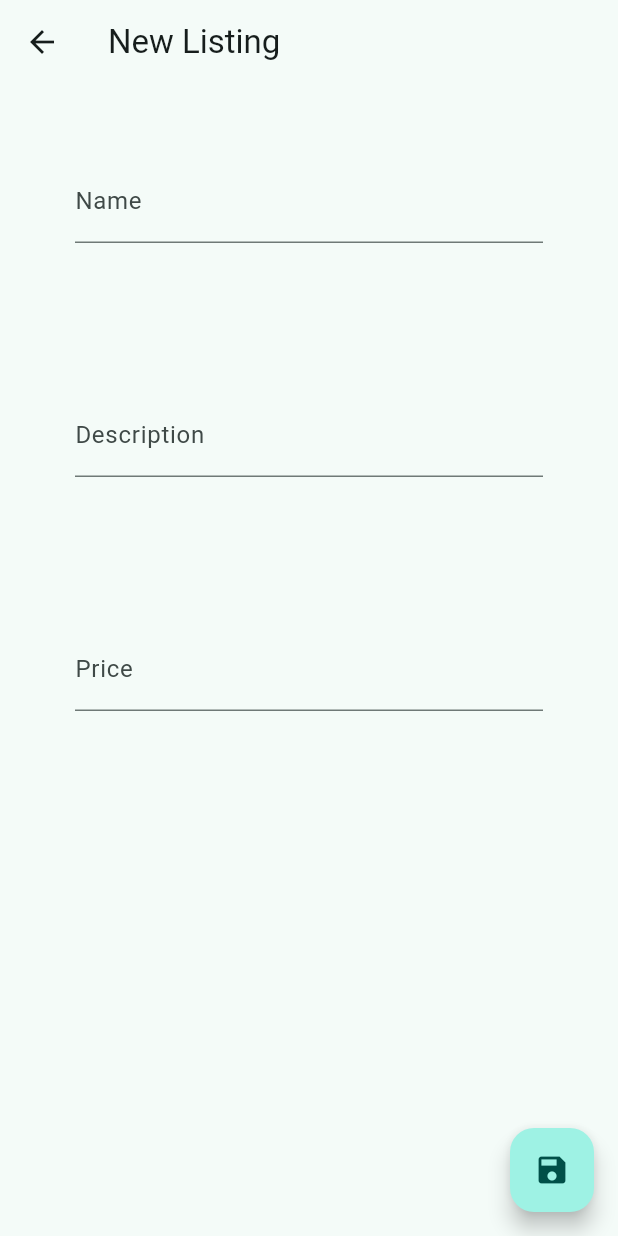
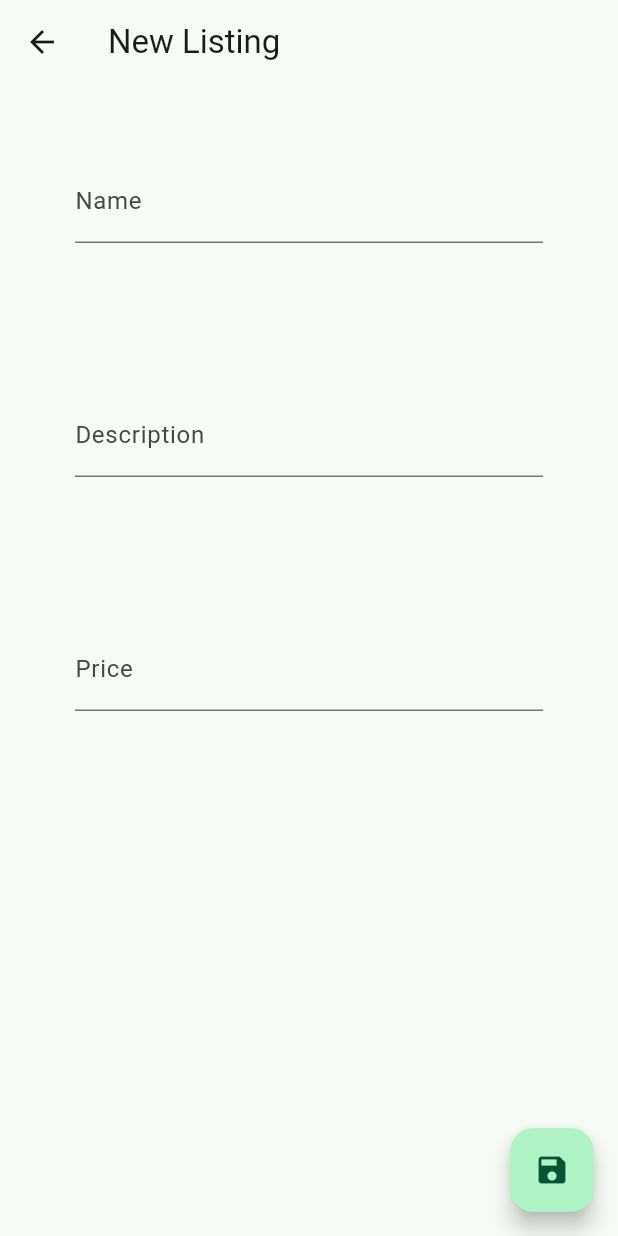
Before and after one commit to omzkiii/Sales-Tracker, a Flutter app: the screen it shows after launch, after a tap on the "add" icon, on a phone screen of 412 x 824 dp. Run offline on Flutter 3.47's test engine with Material 3 defaults, Android fonts, the phone set to English and light mode, and no system bars; drawn by our look-alikes of dynamic_color; our stand-ins replace sqflite; accounts and stored records are empty.

Commit message:
adjust colors

```diff
--- /dev/null
+++ b/lib/colors.dart
@@ -0,0 +1,31 @@
+import 'package:flutter/material.dart';
+
+/// Mix two colors evenly in HSL space.
+Color _mix(Color a, Color b, [double amount = 0.5]) {
+  final hslA = HSLColor.fromColor(a);
+  final hslB = HSLColor.fromColor(b);
+
+  final mixed = HSLColor.fromAHSL(
+    (hslA.alpha + hslB.alpha) / 2,
+    (hslA.hue + hslB.hue) / 2,
+    (hslA.saturation + hslB.saturation) / 2,
+    (hslA.lightness + hslB.lightness) / 2,
+  );
+
+  return mixed.toColor();
+}
+
+ThemeData generateMultiSeedTheme({
+  required Color seed1,
+  required Color seed2,
+  required Color seed3,
+  Brightness brightness = Brightness.light,
+}) {
+  final blended = _mix(_mix(seed1, seed2, 0.5), seed3, 0.5);
+
+  final base = ColorScheme.fromSeed(seedColor: blended, brightness: brightness);
+
+  final customScheme = base.copyWith(secondary: seed2, tertiary: seed3);
+
+  return ThemeData(colorScheme: customScheme, useMaterial3: true);
+}
--- a/lib/main.dart
+++ b/lib/main.dart
@@ -1,10 +1,19 @@
+import 'package:app/colors.dart';
 import 'package:app/views/form_listing.dart';
 import 'package:app/views/listing_operations.dart';
 import 'package:app/views/listings.dart';
 import 'package:dynamic_color/dynamic_color.dart';
 import 'package:flutter/material.dart';
 
-final _defaultSeedColor = Colors.teal;
+Color mix(Color a, Color b, double amount) {
+  return Color.lerp(a, b, amount)!;
+}
+
+final base2 = Colors.lightBlueAccent;
+final base1 = Colors.deepOrangeAccent;
+final base3 = Colors.lightGreenAccent;
+
+final blendedSeed = mix(mix(base1, base2, 0.5), base3, 0.5);
 void main() {
   WidgetsFlutterBinding.ensureInitialized();
   runApp(RootApp());
@@ -17,28 +26,29 @@ class RootApp extends StatelessWidget {
   Widget build(BuildContext context) {
     return DynamicColorBuilder(
       builder: (ColorScheme? lightDynamic, ColorScheme? darkDynamic) {
-        final lightColorScheme =
-            lightDynamic?.harmonized() ??
-            ColorScheme.fromSeed(
-              seedColor: _defaultSeedColor,
-              brightness: Brightness.light,
-            );
-        final darkColorScheme =
-            darkDynamic?.harmonized() ??
-            ColorScheme.fromSeed(
-              seedColor: _defaultSeedColor,
-              brightness: Brightness.dark,
-            );
-
         return MaterialApp(
           debugShowCheckedModeBanner: false,
           title: 'Transak',
           themeMode: ThemeMode.system,
-          theme: ThemeData(useMaterial3: true, colorScheme: lightColorScheme),
-          darkTheme: ThemeData(
-            useMaterial3: true,
-            colorScheme: darkColorScheme,
+          theme: generateMultiSeedTheme(
+            seed1: Colors.indigo,
+            seed2: Colors.amber,
+            seed3: Colors.teal,
           ),
+          // theme: ThemeData(
+          //   colorScheme: ColorScheme.fromSeed(
+          //     seedColor: blendedSeed,
+          //     brightness: Brightness.light,
+          //   ),
+          //   useMaterial3: true,
+          // ),
+          // darkTheme: ThemeData(
+          //   colorScheme: ColorScheme.fromSeed(
+          //     seedColor: blendedSeed,
+          //     brightness: Brightness.light,
+          //   ),
+          //   useMaterial3: true,
+          // ),
           home: const App(),
         );
       },
```
Also changed, not shown: lib/views/expenses.dart (+3 -4 lines), lib/views/item.dart (+6 -3 lines), lib/views/listings.dart (+17 -32 lines).
